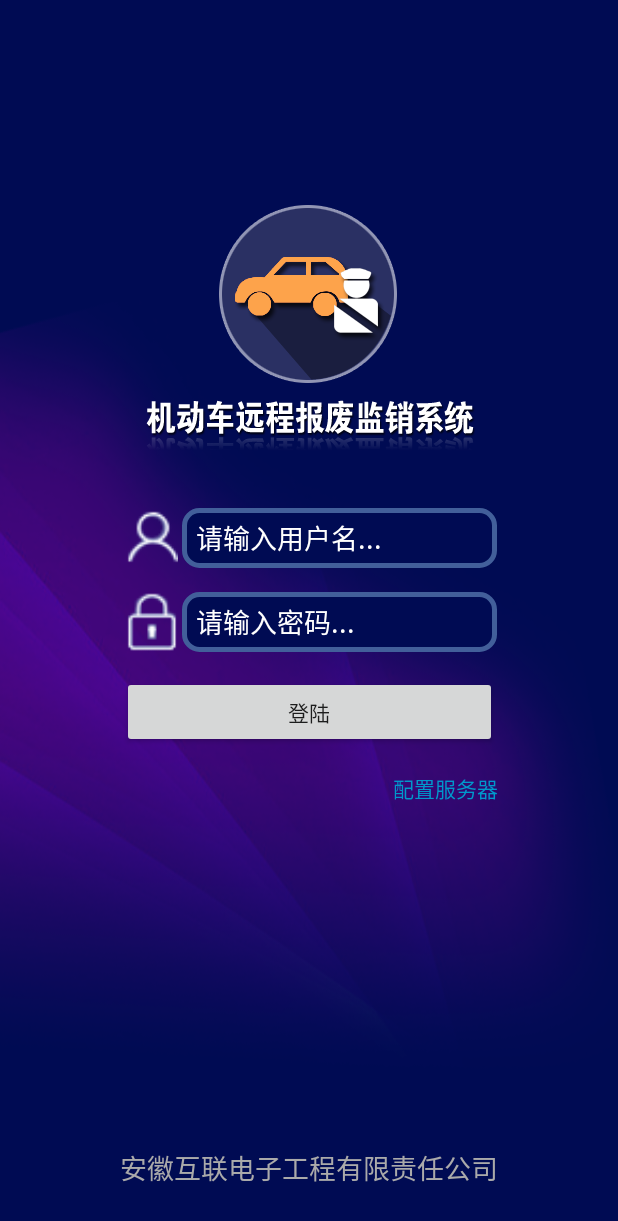
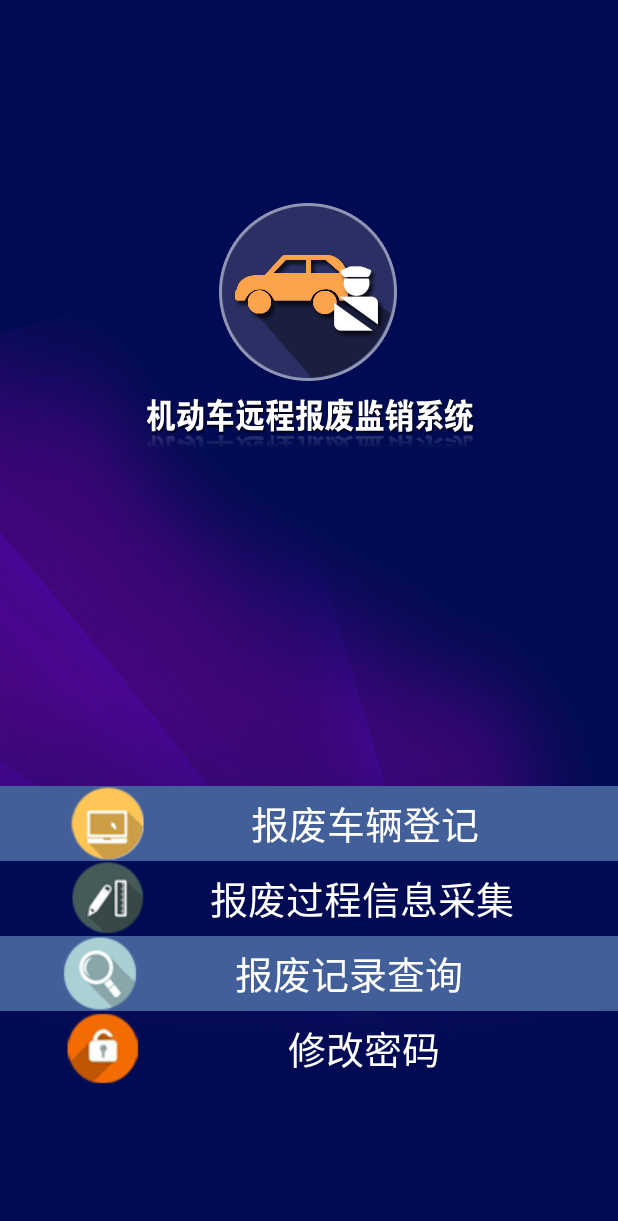
Before and after one commit to Xbigfat/DataCollectSystem, an Android app: the screen it shows after launch (LoginActivity before the commit, MainActivity after it), after a tap on "登陆", on a phone screen of 412 x 824 dp. Shown: the top 1221 px of the screen. Run offline under Robolectric (Android 15) with nearby library versions, the phone set to English and light mode, and no system bars.

Commit message:
用 LinearLayout 绘画了主界面，但是感觉效果不够理想 在其他屏幕的机器上可能出现画面乱跑 尝试用 ConstrainLayout再画一遍吧

```diff
--- a/app/src/main/AndroidManifest.xml
+++ b/app/src/main/AndroidManifest.xml
@@ -24,6 +24,9 @@
                 <category android:name="android.intent.category.LAUNCHER" />
             </intent-filter>
         </activity>
+        <activity android:name=".activities.Splash" />
+        <activity android:name=".activities.MainActivity" />
+
     </application>
 
 </manifest>
--- a/app/src/main/java/xyw/com/datacollectsystem/activities/LoginActivity.java
+++ b/app/src/main/java/xyw/com/datacollectsystem/activities/LoginActivity.java
@@ -1,6 +1,7 @@
 package xyw.com.datacollectsystem.activities;
 
 import android.content.DialogInterface;
+import android.content.Intent;
 import android.content.SharedPreferences;
 import android.os.Bundle;
 import android.support.annotation.Nullable;
@@ -58,7 +59,9 @@ public class LoginActivity extends BaseActivity {
             makeToast(mThis, "You clicked login button");
             String username = username_edtx.getText().toString();
             String pwd = pwd_edtx.getText().toString();
-
+            Intent intent = new Intent(mThis, MainActivity.class);
+            startActivity(intent);
+            //mThis.finish();
         }
     }
 
--- /dev/null
+++ b/app/src/main/java/xyw/com/datacollectsystem/activities/MainActivity.java
@@ -0,0 +1,33 @@
+package xyw.com.datacollectsystem.activities;
+
+import android.os.Bundle;
+import android.support.annotation.Nullable;
+
+import xyw.com.datacollectsystem.BaseActivity;
+import xyw.com.datacollectsystem.R;
+
+/**
+ * Created by 31429 on 2017/9/8.
+ */
+
+public class MainActivity extends BaseActivity {
+    @Override
+    protected void onCreate(@Nullable Bundle savedInstanceState) {
+        super.onCreate(savedInstanceState);
+    }
+
+    @Override
+    protected void init() {
+        setContentView(R.layout.main);
+    }
+
+    @Override
+    protected void findViewsByID() {
+
+    }
+
+    @Override
+    protected void setListener() {
+
+    }
+}
--- /dev/null
+++ b/app/src/main/res/layout/main.xml
@@ -0,0 +1,192 @@
+<?xml version="1.0" encoding="utf-8"?>
+<android.support.constraint.ConstraintLayout xmlns:android="http://schemas.android.com/apk/res/android"
+    xmlns:app="http://schemas.android.com/apk/res-auto"
+    android:layout_width="match_parent"
+    android:layout_height="match_parent"
+    android:background="@mipmap/login_bg">
+
+    <ImageView
+        android:id="@+id/imageView"
+        android:layout_width="wrap_content"
+        android:layout_height="wrap_content"
+        android:layout_marginBottom="8dp"
+        android:layout_marginEnd="8dp"
+        android:layout_marginLeft="8dp"
+        android:layout_marginRight="8dp"
+        android:layout_marginStart="8dp"
+        android:layout_marginTop="8dp"
+        app:layout_constraintBottom_toBottomOf="parent"
+        app:layout_constraintHorizontal_bias="0.507"
+        app:layout_constraintLeft_toLeftOf="parent"
+        app:layout_constraintRight_toRightOf="parent"
+        app:layout_constraintTop_toTopOf="parent"
+        app:layout_constraintVertical_bias="0.19"
+        app:srcCompat="@mipmap/login_logo" />
+
+    <LinearLayout
+        android:layout_width="0dp"
+        android:layout_height="200dp"
+        android:layout_marginBottom="100dp"
+        android:layout_marginLeft="0dp"
+        android:layout_marginRight="0dp"
+
+        android:orientation="vertical"
+        android:weightSum="1"
+        app:layout_constraintBottom_toBottomOf="parent"
+        app:layout_constraintHorizontal_bias="0.0"
+        app:layout_constraintLeft_toLeftOf="parent"
+        app:layout_constraintRight_toRightOf="parent">
+
+        <LinearLayout
+            android:layout_width="match_parent"
+            android:layout_height="50dp"
+            android:background="@color/login_EditTextLine"
+            android:orientation="horizontal">
+
+            <TextView
+                android:id="@+id/textView3"
+                android:layout_width="wrap_content"
+                android:layout_height="match_parent"
+                android:layout_weight="0.28" />
+
+            <ImageView
+                android:id="@+id/imageView4"
+                android:layout_width="50dp"
+                android:layout_height="50dp"
+                android:layout_weight="0.22"
+                app:srcCompat="@mipmap/dengji" />
+
+            <TextView
+                android:id="@+id/textView2"
+                android:layout_width="wrap_content"
+                android:layout_height="match_parent"
+                android:layout_weight="0.95"
+                android:gravity="center"
+                android:text="报废车辆登记"
+                android:textColor="@android:color/background_light"
+                android:textSize="25sp" />
+
+            <TextView
+                android:id="@+id/textView6"
+                android:layout_width="wrap_content"
+                android:layout_height="match_parent"
+                android:layout_weight="0.28" />
+
+        </LinearLayout>
+
+        <LinearLayout
+            android:layout_width="match_parent"
+            android:layout_height="50dp"
+            android:background="@color/login_EditText"
+            android:orientation="horizontal"
+            android:weightSum="1">
+
+            <TextView
+                android:id="@+id/textView7"
+                android:layout_width="wrap_content"
+                android:layout_height="match_parent"
+                android:layout_weight="0.22" />
+
+            <ImageView
+                android:id="@+id/imageView5"
+                android:layout_width="50dp"
+                android:layout_height="50dp"
+                android:layout_weight="0.16"
+                app:srcCompat="@mipmap/caiji" />
+
+            <TextView
+                android:id="@+id/textView9"
+                android:layout_width="wrap_content"
+                android:layout_height="match_parent"
+                android:layout_weight="0.38"
+                android:gravity="center"
+                android:text="报废过程信息采集"
+                android:textColor="@android:color/background_light"
+                android:textSize="25sp" />
+
+            <TextView
+                android:id="@+id/textView10"
+                android:layout_width="wrap_content"
+                android:layout_height="match_parent"
+                android:layout_weight="0.24" />
+
+        </LinearLayout>
+
+        <LinearLayout
+            android:layout_width="match_parent"
+            android:layout_height="50dp"
+            android:background="@color/login_EditTextLine"
+            android:gravity="center"
+            android:orientation="horizontal"
+            android:weightSum="1">
+
+            <TextView
+                android:id="@+id/textView11"
+                android:layout_width="wrap_content"
+                android:layout_height="match_parent"
+
+                android:layout_weight="0.22" />
+
+            <ImageView
+                android:id="@+id/imageView6"
+                android:layout_width="50dp"
+                android:layout_height="50dp"
+                android:layout_weight="0.08"
+                app:srcCompat="@mipmap/chaxun" />
+
+            <TextView
+                android:id="@+id/textView12"
+                android:layout_width="wrap_content"
+                android:layout_height="match_parent"
+                android:layout_weight="0.54"
+                android:gravity="center"
+                android:text="报废记录查询"
+
+                android:textColor="@android:color/background_light"
+                android:textSize="25sp" />
+
+            <TextView
+                android:id="@+id/textView13"
+                android:layout_width="wrap_content"
+                android:layout_height="match_parent"
+                android:layout_weight="0.28" />
+
+        </LinearLayout>
+
+        <LinearLayout
+            android:layout_width="match_parent"
+            android:layout_height="match_parent"
+            android:orientation="horizontal"
+            android:weightSum="1">
+
+            <TextView
+                android:id="@+id/textView16"
+                android:layout_width="wrap_content"
+                android:layout_height="match_parent"
+                android:layout_weight="0.17" />
+
+            <ImageView
+                android:id="@+id/imageView7"
+                android:layout_width="50dp"
+                android:layout_height="50dp"
+                android:layout_weight="0.12"
+                app:srcCompat="@mipmap/mima" />
+
+            <TextView
+                android:id="@+id/textView15"
+                android:layout_width="wrap_content"
+                android:layout_height="match_parent"
+                android:layout_weight="0.90"
+                android:gravity="center"
+                android:text="修改密码"
+                android:textColor="@android:color/background_light"
+                android:textSize="25sp" />
+
+            <TextView
+                android:id="@+id/textView14"
+                android:layout_width="68dp"
+                android:layout_height="match_parent" />
+        </LinearLayout>
+
+    </LinearLayout>
+</android.support.constraint.ConstraintLayout>
```
